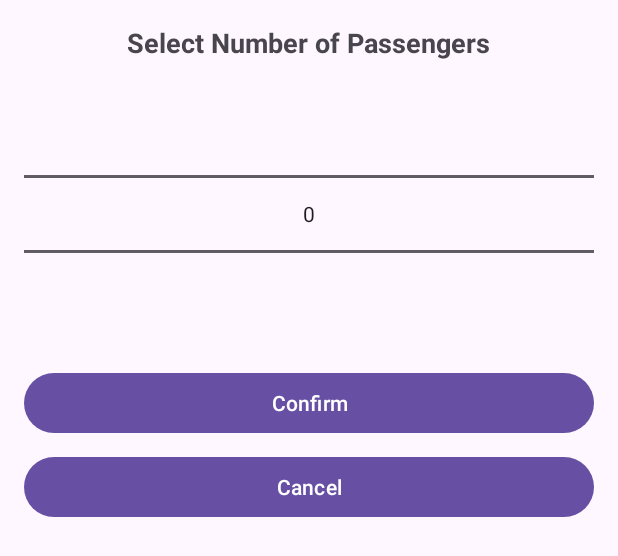
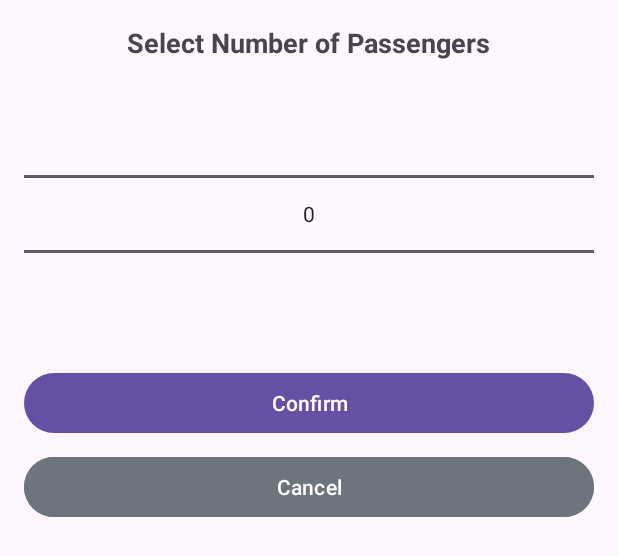
Before and after one commit to Rheiley/kelowna-connect, an Android app: the layout dialog_number_picker.xml on its own in the app's theme, with its tools: preview values and no code run, on a phone screen of 412 x 824 dp. Shown: the top 556 px of the screen. Run offline under Robolectric (Android 15) with nearby library versions, the phone set to English and light mode, and no system bars.

Commit message:
Update UI

```diff
--- a/app/src/main/res/layout/dialog_number_picker.xml
+++ b/app/src/main/res/layout/dialog_number_picker.xml
@@ -31,6 +31,7 @@
         android:id="@+id/cancelButton"
         android:layout_width="match_parent"
         android:layout_height="wrap_content"
+        android:backgroundTint="#6C757D"
         android:text="Cancel"
         android:layout_marginTop="8dp"/>
 </LinearLayout>
```
